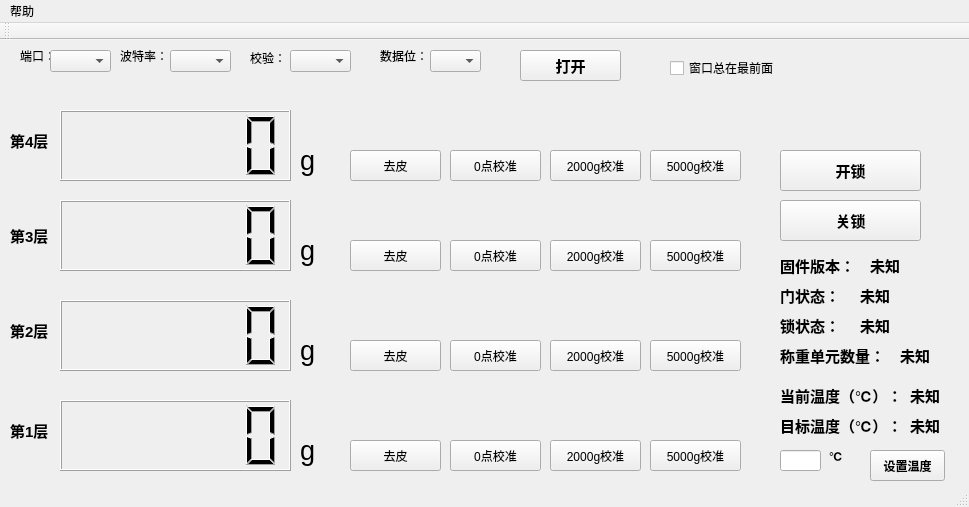
Above: iw_visual_terminal/mainwindow.ui from BobDeng1974/qt_iw_visual_terminal before the change. Below: the same form after it.
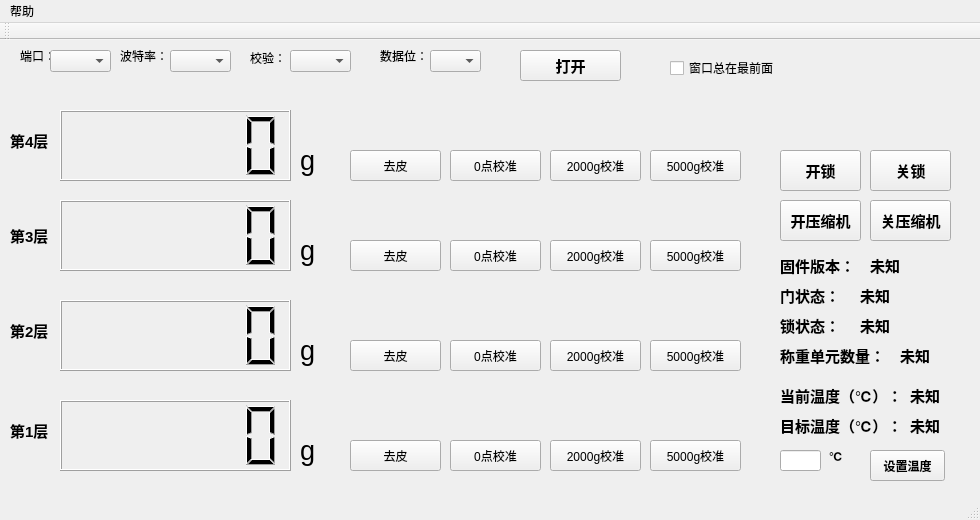
That is the form after the change.

Commit message: 增加压缩机调试控制功能

Diff of the .ui file:
```diff
--- a/iw_visual_terminal/mainwindow.ui
+++ b/iw_visual_terminal/mainwindow.ui
@@ -6,20 +6,20 @@
    <rect>
     <x>0</x>
     <y>0</y>
-    <width>969</width>
-    <height>507</height>
+    <width>980</width>
+    <height>520</height>
    </rect>
   </property>
   <property name="minimumSize">
    <size>
-    <width>969</width>
-    <height>507</height>
+    <width>980</width>
+    <height>520</height>
    </size>
   </property>
   <property name="maximumSize">
    <size>
-    <width>969</width>
-    <height>507</height>
+    <width>980</width>
+    <height>520</height>
    </size>
   </property>
   <property name="baseSize">
@@ -615,7 +615,7 @@
      <rect>
       <x>780</x>
       <y>110</y>
-      <width>141</width>
+      <width>81</width>
       <height>41</height>
      </rect>
     </property>
@@ -634,9 +634,9 @@
    <widget class="QPushButton" name="close_lock_button">
     <property name="geometry">
      <rect>
-      <x>780</x>
-      <y>160</y>
-      <width>141</width>
+      <x>870</x>
+      <y>110</y>
+      <width>81</width>
       <height>41</height>
      </rect>
     </property>
@@ -931,6 +931,48 @@
      <string>未知</string>
     </property>
    </widget>
+   <widget class="QPushButton" name="pwr_off_compressor_button">
+    <property name="geometry">
+     <rect>
+      <x>870</x>
+      <y>160</y>
+      <width>81</width>
+      <height>41</height>
+     </rect>
+    </property>
+    <property name="font">
+     <font>
+      <family>Arial</family>
+      <pointsize>11</pointsize>
+      <weight>75</weight>
+      <bold>true</bold>
+     </font>
+    </property>
+    <property name="text">
+     <string>关压缩机</string>
+    </property>
+   </widget>
+   <widget class="QPushButton" name="pwr_on_compressor_button">
+    <property name="geometry">
+     <rect>
+      <x>780</x>
+      <y>160</y>
+      <width>81</width>
+      <height>41</height>
+     </rect>
+    </property>
+    <property name="font">
+     <font>
+      <family>Arial</family>
+      <pointsize>11</pointsize>
+      <weight>75</weight>
+      <bold>true</bold>
+     </font>
+    </property>
+    <property name="text">
+     <string>开压缩机</string>
+    </property>
+   </widget>
   </widget>
   <widget class="QToolBar" name="mainToolBar">
    <attribute name="toolBarArea">
@@ -946,7 +988,7 @@
     <rect>
      <x>0</x>
      <y>0</y>
-     <width>969</width>
+     <width>980</width>
      <height>23</height>
     </rect>
    </property>
```
Left out of the diff: 2 changed lines with no effect on the pictures. The commit also changes 6 other files.
